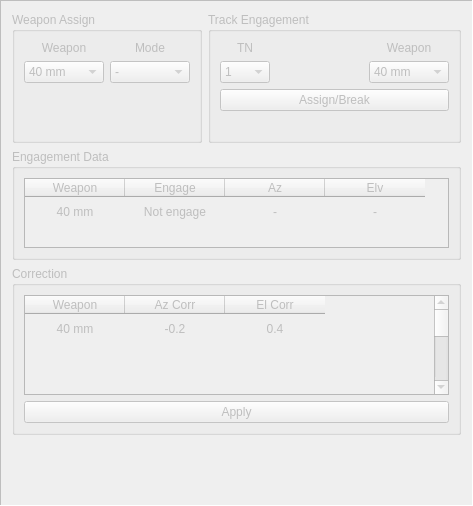
First picture: the form in framewap.ui, repository MiftahSalam/FA-FCS-2020-HMI, before the edit.
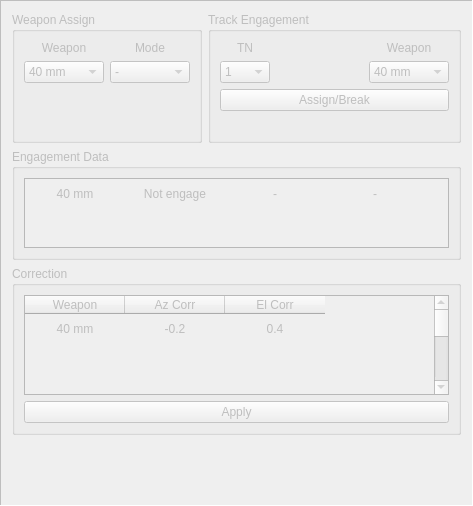
Second picture: the form after the edit.

```diff
--- a/framewap.ui
+++ b/framewap.ui
@@ -461,7 +461,7 @@
          <bool>false</bool>
         </property>
         <attribute name="horizontalHeaderVisible">
-         <bool>true</bool>
+         <bool>false</bool>
         </attribute>
         <attribute name="horizontalHeaderDefaultSectionSize">
          <number>100</number>
```
